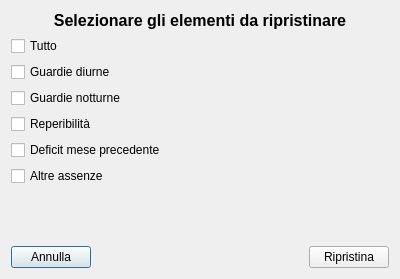
Above: resetdialog.ui from gcala/GestioneCompetenzeMedici before the change. Below: the same form after it.
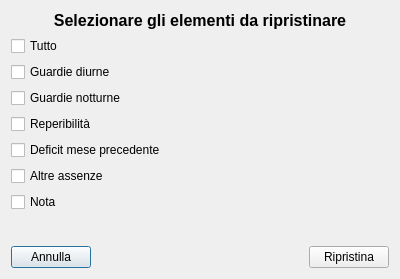
That is the form after the change. Icons and pictures are not drawn.

Commit message: supporto a note

What changed in the file:
```diff
--- a/resetdialog.ui
+++ b/resetdialog.ui
@@ -73,6 +73,13 @@
      </property>
     </widget>
    </item>
+   <item>
+    <widget class="QCheckBox" name="noteCB">
+     <property name="text">
+      <string>Nota</string>
+     </property>
+    </widget>
+   </item>
    <item>
     <spacer name="verticalSpacer">
      <property name="orientation">
```
The commit also changes 7 other files.
